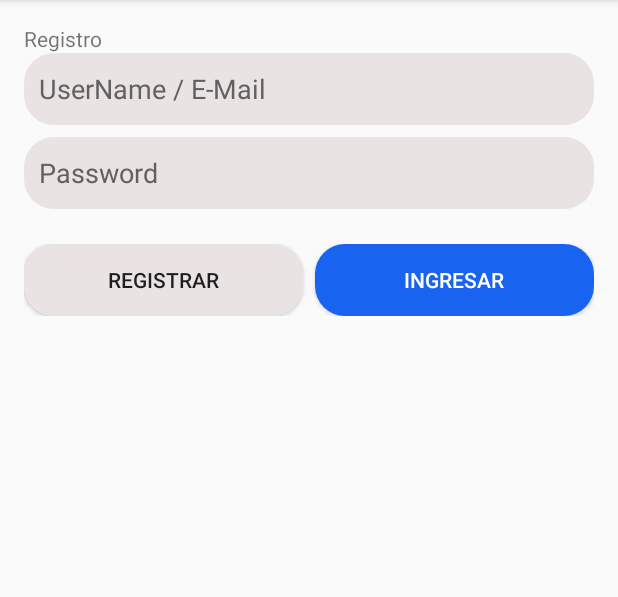
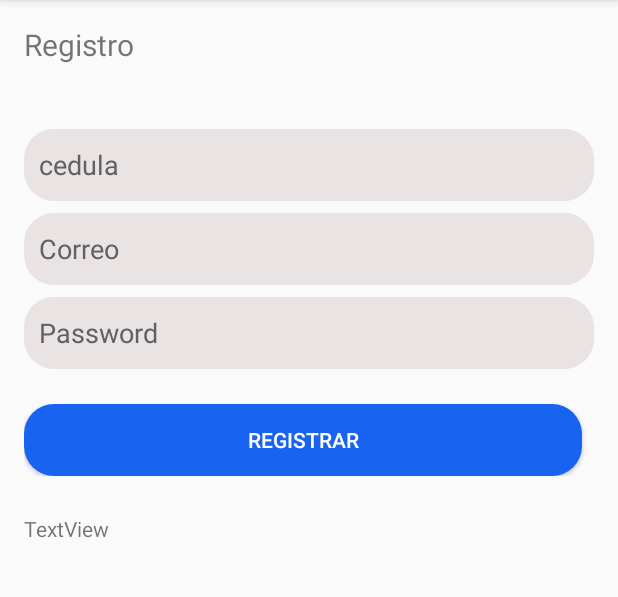
Before and after one commit to ArielJinde/jinde_ariel_examen2, an Android app: the RegistarActivity screen opened directly, with no data from a screen before it, on a phone screen of 412 x 824 dp, the part 84-681 px from its top. Run offline under Robolectric (Android 15) with nearby library versions, the phone set to English and light mode, and no system bars.

Commit message:
commit 21H45

```diff
--- a/app/src/main/java/jinde/appfb02/AuthActivity.java
+++ b/app/src/main/java/jinde/appfb02/AuthActivity.java
@@ -16,7 +16,7 @@ import com.google.firebase.auth.FirebaseUser;
 public class AuthActivity extends AppCompatActivity {
     private FirebaseAuth mAuth;
     private EditText editTextMail, editTextPassword;
-    private Button buttonLogin;
+    private Button buttonLogin,buttonRegistar;
     private static final String TAG = "EmailPassword";
 
 
@@ -32,7 +32,8 @@ public class AuthActivity extends AppCompatActivity {
         editTextMail = findViewById(R.id.editTextTextEmailAddress);
         editTextPassword = findViewById(R.id.editTextTextPassword);
         buttonLogin = findViewById(R.id.buttonLogin);
-
+        buttonRegistar = findViewById(R.id.buttonRegistar);
+        //Boton para ingresar con usuario y contraseña
         buttonLogin.setOnClickListener(new View.OnClickListener() {
             @Override
             public void onClick(View v) {
@@ -46,7 +47,15 @@ public class AuthActivity extends AppCompatActivity {
                 }
             }
         });
+        //Boton para registrar un usario
 
+        buttonRegistar.setOnClickListener(new View.OnClickListener() {
+            @Override
+            public void onClick(View v) {
+                Intent intent = new Intent(AuthActivity.this, RegistarActivity.class);
+                startActivity(intent);
+            }
+        });
 
     }
 
--- a/app/src/main/res/layout/activity_auth.xml
+++ b/app/src/main/res/layout/activity_auth.xml
@@ -64,7 +64,7 @@
             android:orientation="horizontal">
 
             <Button
-                android:id="@+id/buttonHome"
+                android:id="@+id/buttonRegistar"
                 android:layout_width="wrap_content"
                 android:layout_height="wrap_content"
                 android:layout_weight="3"
--- a/app/src/main/res/layout/activity_registar.xml
+++ b/app/src/main/res/layout/activity_registar.xml
@@ -34,8 +34,29 @@
                 <TextView
                     android:id="@+id/textView5"
                     android:layout_width="match_parent"
+                    android:layout_height="50dp"
+                    android:layout_marginBottom="20dp"
+                    android:paddingBottom="20dp"
+                    android:text="Registro"
+                    android:textSize="20sp" />
+
+                <EditText
+                    android:id="@+id/editText_Cedula"
+                    android:layout_width="match_parent"
                     android:layout_height="wrap_content"
-                    android:text="Registro" />
+                    android:layout_marginStart="0dp"
+                    android:layout_marginEnd="0dp"
+                    android:autofillHints=""
+
+                    android:background="@drawable/input_text"
+                    android:hint="@string/cedula"
+                    android:minHeight="48dp"
+                    android:padding="10dp"
+                    android:textColorHint="#616161" />
+
+                <Space
+                    android:layout_width="match_parent"
+                    android:layout_height="8dp" />
 
                 <EditText
                     android:id="@+id/editTextTextEmailAddress"
@@ -46,7 +67,7 @@
                     android:autofillHints=""
 
                     android:background="@drawable/input_text"
-                    android:hint="@string/usuario_mail"
+                    android:hint="@string/correo"
                     android:minHeight="48dp"
                     android:padding="10dp"
                     android:textColorHint="#616161" />
@@ -66,7 +87,7 @@
                     android:background="@drawable/input_text"
                     android:ems="10"
                     android:hint="@string/password"
-                    android:inputType="text"
+                    android:maxLength="10"
                     android:minHeight="48dp"
                     android:padding="10dp"
                     android:textColorHint="#616161" />
@@ -85,24 +106,22 @@
                         android:layout_width="wrap_content"
                         android:layout_height="wrap_content"
                         android:layout_weight="3"
-                        android:background="@drawable/input_text"
+                        android:textColor="#FFFFFF"
+                        android:background="@drawable/button_login"
                         android:text="@string/registrar" />
 
                     <Space
                         android:layout_width="8dp"
                         android:layout_height="wrap_content" />
 
-                    <Button
-                        android:id="@+id/buttonLogin"
-                        android:layout_width="wrap_content"
-                        android:layout_height="wrap_content"
-                        android:layout_weight="3"
-                        android:background="@drawable/button_login"
+                </LinearLayout>
 
-                        android:text="@string/login"
-                        android:textColor="#FFFFFF"
-                        tools:text="@string/login" />
-                </LinearLayout>
+                <TextView
+                    android:id="@+id/textView7"
+                    android:layout_width="match_parent"
+                    android:layout_height="wrap_content"
+                    android:layout_marginTop="25dp"
+                    android:text="TextView" />
 
             </LinearLayout>
         </LinearLayout>
--- a/app/src/main/res/values/strings.xml
+++ b/app/src/main/res/values/strings.xml
@@ -17,5 +17,7 @@
     <string name="info">Info</string>
     <string name="cliente">Cliente :</string>
     <string name="apellido">Apellido</string>
+    <string name="cedula">cedula</string>
+    <string name="correo">Correo</string>
 
 </resources>
```
